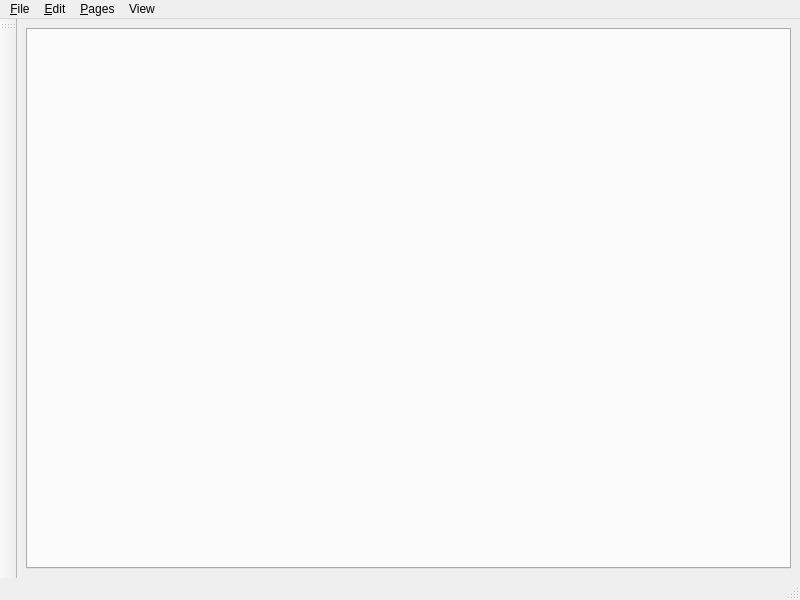
Above: UI/porque.ui from textbrowser/wise before the change. Below: the same form after it.
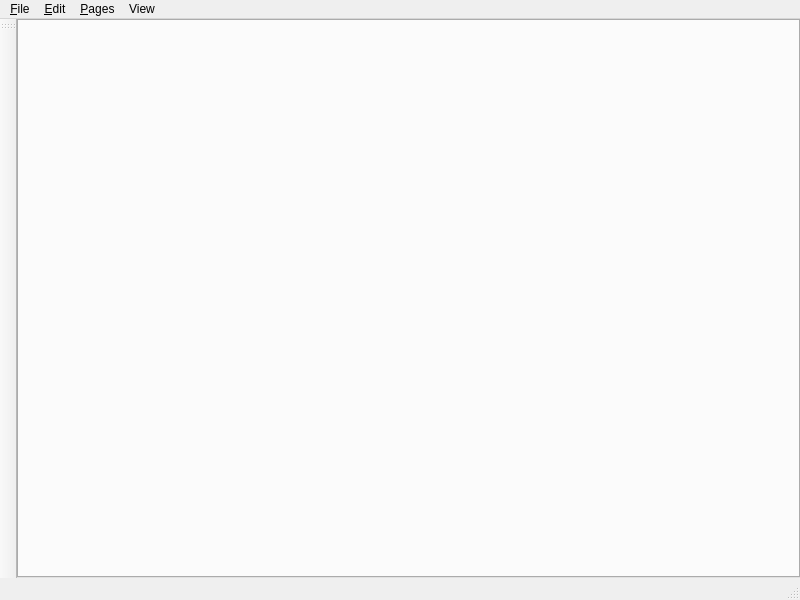
That is the form after the change. Custom widgets are drawn as their Qt base class.

Commit message: Tab view.

```diff
--- a/UI/porque.ui
+++ b/UI/porque.ui
@@ -15,6 +15,21 @@
   </property>
   <widget class="QWidget" name="central_widget">
    <layout class="QVBoxLayout" name="verticalLayout">
+    <property name="spacing">
+     <number>0</number>
+    </property>
+    <property name="leftMargin">
+     <number>0</number>
+    </property>
+    <property name="topMargin">
+     <number>0</number>
+    </property>
+    <property name="rightMargin">
+     <number>0</number>
+    </property>
+    <property name="bottomMargin">
+     <number>0</number>
+    </property>
     <item>
      <widget class="porque_tab" name="tab"/>
     </item>
```
The commit also changes 2 other files.
